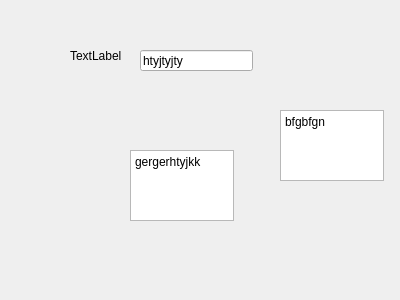
Qt form scripts/python/document_your_node/ui/document_your_node_ui.ui (jiale-oliver-zhang/OliverTools) before a commit.
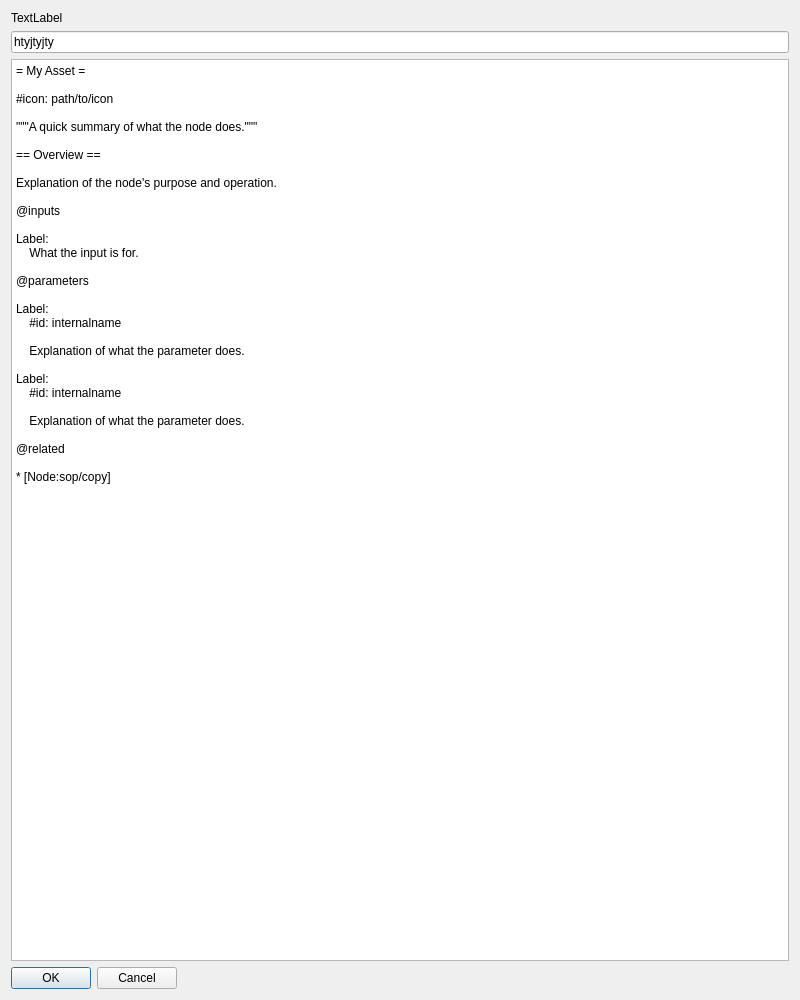
The same form after that commit.

Diff of the .ui file:
```diff
--- a/scripts/python/document_your_node/ui/document_your_node_ui.ui
+++ b/scripts/python/document_your_node/ui/document_your_node_ui.ui
@@ -6,70 +6,90 @@
    <rect>
     <x>0</x>
     <y>0</y>
-    <width>400</width>
-    <height>300</height>
+    <width>800</width>
+    <height>1000</height>
    </rect>
   </property>
+  <property name="sizePolicy">
+   <sizepolicy hsizetype="Expanding" vsizetype="Expanding">
+    <horstretch>0</horstretch>
+    <verstretch>0</verstretch>
+   </sizepolicy>
+  </property>
   <property name="windowTitle">
    <string>Form</string>
   </property>
-  <widget class="QTextEdit" name="textEdit">
-   <property name="geometry">
-    <rect>
-     <x>130</x>
-     <y>150</y>
-     <width>104</width>
-     <height>71</height>
-    </rect>
-   </property>
-   <property name="html">
-    <string>&lt;!DOCTYPE HTML PUBLIC &quot;-//W3C//DTD HTML 4.0//EN&quot; &quot;http://www.w3.org/TR/REC-html40/strict.dtd&quot;&gt;
-&lt;html&gt;&lt;head&gt;&lt;meta name=&quot;qrichtext&quot; content=&quot;1&quot; /&gt;&lt;style type=&quot;text/css&quot;&gt;
-p, li { white-space: pre-wrap; }
-&lt;/style&gt;&lt;/head&gt;&lt;body style=&quot; font-family:'SimSun'; font-size:9pt; font-weight:400; font-style:normal;&quot;&gt;
-&lt;p style=&quot; margin-top:0px; margin-bottom:0px; margin-left:0px; margin-right:0px; -qt-block-indent:0; text-indent:0px;&quot;&gt;gergerhtyjkk&lt;/p&gt;&lt;/body&gt;&lt;/html&gt;</string>
-   </property>
-  </widget>
-  <widget class="QLineEdit" name="lineEdit">
-   <property name="geometry">
-    <rect>
-     <x>140</x>
-     <y>50</y>
-     <width>113</width>
-     <height>21</height>
-    </rect>
-   </property>
-   <property name="text">
-    <string>htyjtyjty</string>
-   </property>
-  </widget>
-  <widget class="QLabel" name="label">
-   <property name="geometry">
-    <rect>
-     <x>70</x>
-     <y>50</y>
-     <width>54</width>
-     <height>12</height>
-    </rect>
-   </property>
-   <property name="text">
-    <string>TextLabel</string>
-   </property>
-  </widget>
-  <widget class="QPlainTextEdit" name="plainTextEdit">
-   <property name="geometry">
-    <rect>
-     <x>280</x>
-     <y>110</y>
-     <width>104</width>
-     <height>71</height>
-    </rect>
-   </property>
-   <property name="plainText">
-    <string>bfgbfgn
-</string>
-   </property>
-  </widget>
+  <layout class="QVBoxLayout" name="verticalLayout">
+   <item>
+    <widget class="QLabel" name="label">
+     <property name="sizePolicy">
+      <sizepolicy hsizetype="Fixed" vsizetype="Fixed">
+       <horstretch>0</horstretch>
+       <verstretch>0</verstretch>
+      </sizepolicy>
+     </property>
+     <property name="text">
+      <string>TextLabel</string>
+     </property>
+    </widget>
+   </item>
+   <item>
+    <widget class="QLineEdit" name="lineEdit">
+     <property name="text">
+      <string>htyjtyjty</string>
+     </property>
+    </widget>
+   </item>
+   <item>
+    <widget class="QPlainTextEdit" name="plainTextEdit">
+     <property name="plainText">
+      <string>= My Asset =
+
+#icon: path/to/icon
+
+&quot;&quot;&quot;A quick summary of what the node does.&quot;&quot;&quot;
+
+== Overview ==
+
+Explanation of the node's purpose and operation.
+
+@inputs
+
+Label:
+    What the input is for.
+
+@parameters
+
+Label:
+    #id: internalname
+
+    Explanation of what the parameter does.
+
+Label:
+    #id: internalname
+
+    Explanation of what the parameter does.
+
+@related
+
+* [Node:sop/copy]</string>
+     </property>
+    </widget>
+   </item>
+   <item>
+    <widget class="QDialogButtonBox" name="buttonBox">
+     <property name="sizePolicy">
+      <sizepolicy hsizetype="Fixed" vsizetype="Fixed">
+       <horstretch>0</horstretch>
+       <verstretch>0</verstretch>
+      </sizepolicy>
+     </property>
+     <property name="standardButtons">
+      <set>QDialogButtonBox::Cancel|QDialogButtonBox::Ok</set>
+     </property>
+    </widget>
+   </item>
+  </layout>
  </widget>
  <resources/>
  <connections/>
```
